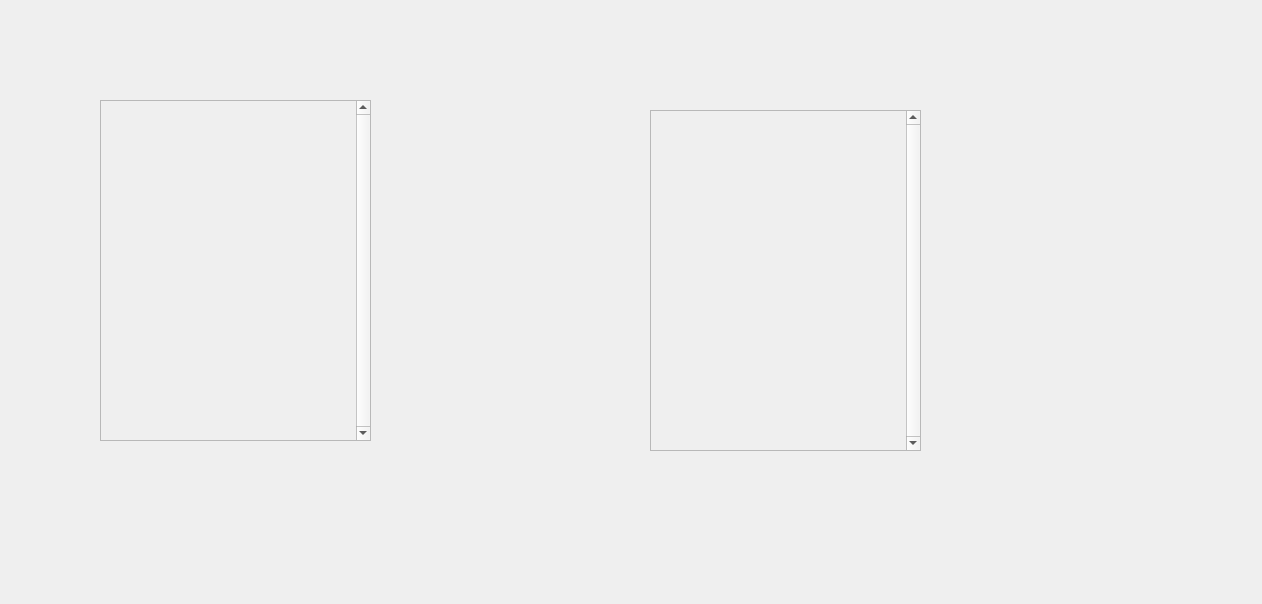
Before: the Qt Designer form OneDrive/OneDrive/Account.ui in mihaitudor17/One-Drive, drawn with Qt 5.
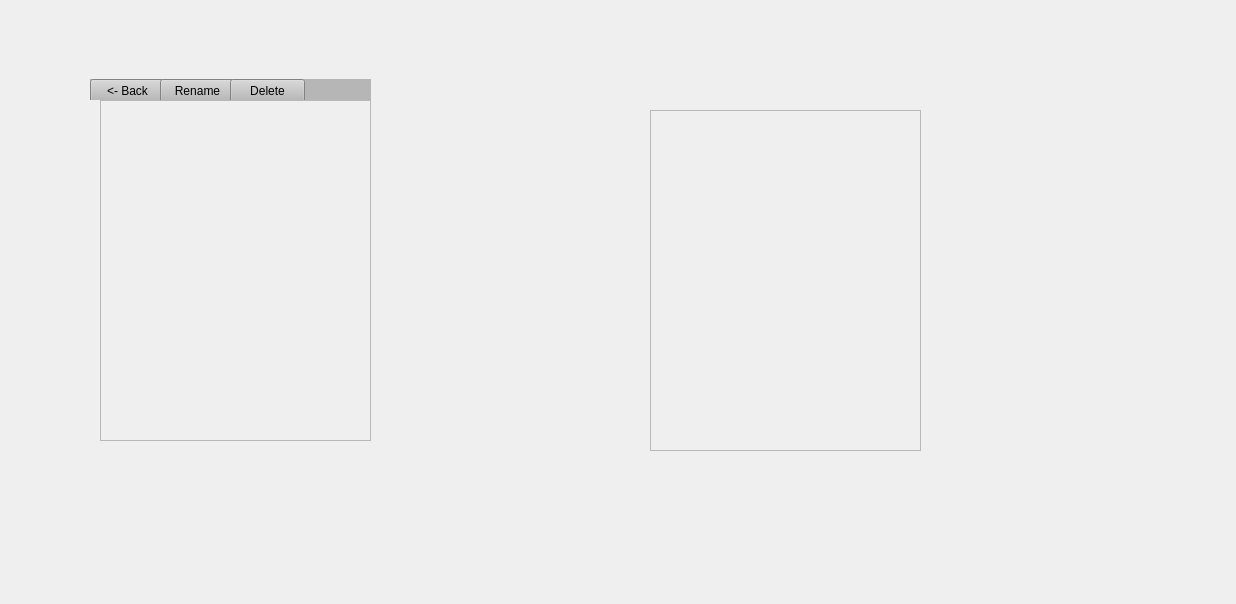
After: the same form once the commit is applied.

The edit to the form file:
```diff
--- a/OneDrive/OneDrive/Account.ui
+++ b/OneDrive/OneDrive/Account.ui
@@ -6,7 +6,7 @@
    <rect>
     <x>0</x>
     <y>0</y>
-    <width>1262</width>
+    <width>1236</width>
     <height>604</height>
    </rect>
   </property>
@@ -23,7 +23,7 @@
     </rect>
    </property>
    <property name="verticalScrollBarPolicy">
-    <enum>Qt::ScrollBarAlwaysOn</enum>
+    <enum>Qt::ScrollBarAsNeeded</enum>
    </property>
    <property name="widgetResizable">
     <bool>true</bool>
@@ -33,7 +33,7 @@
      <rect>
       <x>0</x>
       <y>0</y>
-      <width>252</width>
+      <width>269</width>
       <height>339</height>
      </rect>
     </property>
@@ -65,7 +65,7 @@
     </rect>
    </property>
    <property name="verticalScrollBarPolicy">
-    <enum>Qt::ScrollBarAlwaysOn</enum>
+    <enum>Qt::ScrollBarAsNeeded</enum>
    </property>
    <property name="widgetResizable">
     <bool>true</bool>
@@ -75,7 +75,7 @@
      <rect>
       <x>0</x>
       <y>0</y>
-      <width>252</width>
+      <width>269</width>
       <height>339</height>
      </rect>
     </property>
@@ -107,6 +107,58 @@
     </rect>
    </property>
   </widget>
+  <widget class="QWidget" name="widget" native="true">
+   <property name="geometry">
+    <rect>
+     <x>90</x>
+     <y>79</y>
+     <width>281</width>
+     <height>21</height>
+    </rect>
+   </property>
+   <property name="styleSheet">
+    <string notr="true">background:rgb(182, 182, 182)</string>
+   </property>
+   <widget class="QPushButton" name="back">
+    <property name="geometry">
+     <rect>
+      <x>0</x>
+      <y>0</y>
+      <width>75</width>
+      <height>24</height>
+     </rect>
+    </property>
+    <property name="text">
+     <string>&lt;- Back</string>
+    </property>
+   </widget>
+   <widget class="QPushButton" name="rename">
+    <property name="geometry">
+     <rect>
+      <x>70</x>
+      <y>0</y>
+      <width>75</width>
+      <height>24</height>
+     </rect>
+    </property>
+    <property name="text">
+     <string>Rename</string>
+    </property>
+   </widget>
+   <widget class="QPushButton" name="delete_2">
+    <property name="geometry">
+     <rect>
+      <x>140</x>
+      <y>0</y>
+      <width>75</width>
+      <height>24</height>
+     </rect>
+    </property>
+    <property name="text">
+     <string>Delete</string>
+    </property>
+   </widget>
+  </widget>
  </widget>
  <layoutdefault spacing="6" margin="11"/>
  <resources/>
```
Left out of the diff: 22 changed lines with no effect on the pictures.
